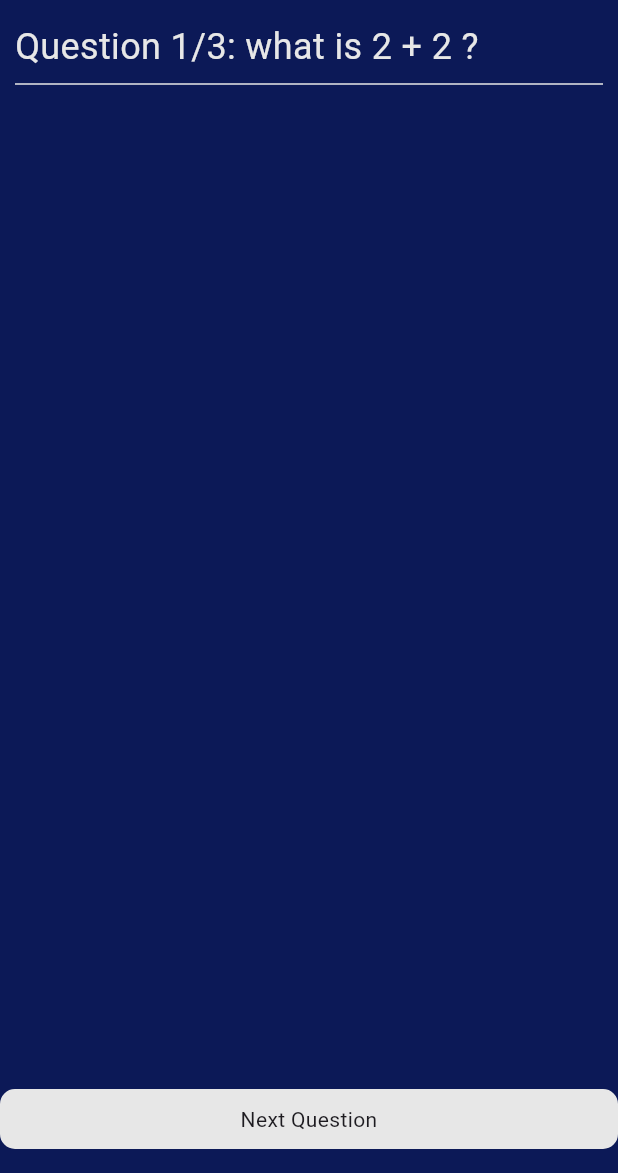
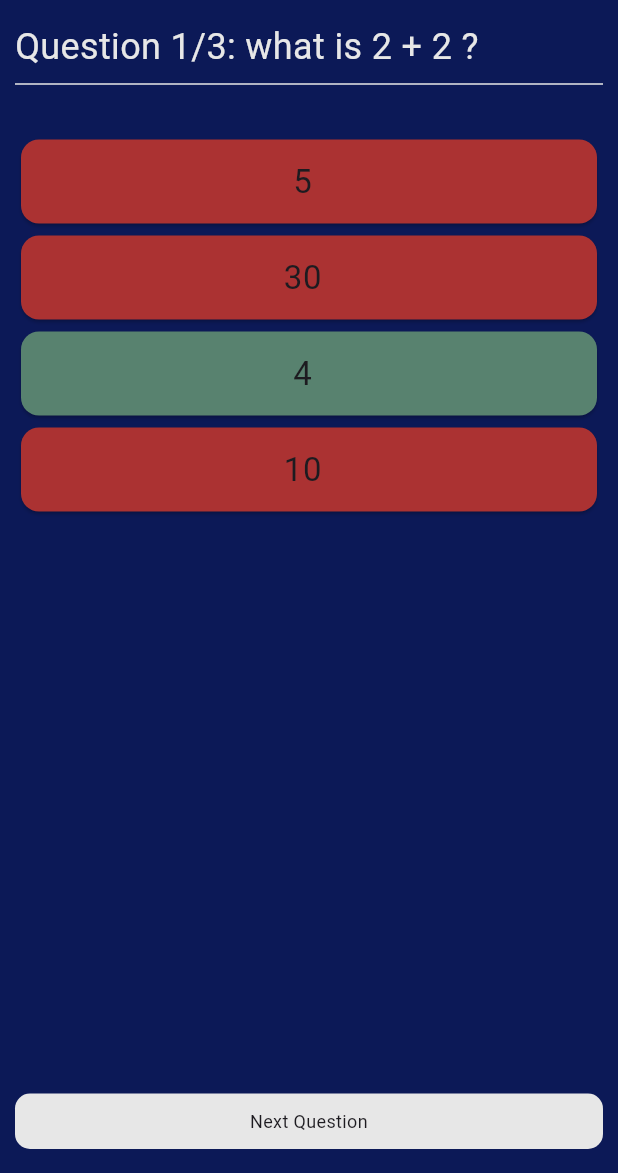
Before and after one commit to techusman-codes/Quiz_app, a Flutter app: the screen it shows after launch, on a phone screen of 412 x 824 dp, the part 63-1236 px from its top. Run offline on Flutter 3.47's test engine with Material 3 defaults, Android fonts, the phone set to English and light mode, and no system bars.

Commit message:
adding the options_card_widget

```diff
--- a/lib/features/screens/home_screen.dart
+++ b/lib/features/screens/home_screen.dart
@@ -1,6 +1,7 @@
 import 'package:demo_app/models/Questions/qustions_models.dart';
 import 'package:demo_app/models/constants.dart';
 import 'package:demo_app/models/widget/next_widget.dart';
+import 'package:demo_app/models/widget/options_card.dart';
 import 'package:demo_app/models/widget/quiz_widget.dart';
 import 'package:flutter/material.dart';
 
@@ -31,8 +32,19 @@ class _HomeScreenState extends State<HomeScreen> {
     ),
   ];
 
-  // create an index to loop through the index
+  // create an index to loop through the questions
   int index = 0;
+
+  // now create a function to display through the nexxt Question
+  void nextQuestion() {
+    if (index == _questions.length - 1) {
+    } else {
+      setState(() {
+        index++; // when the index will change to one then rebuld the app
+      });
+    }
+  }
+
   @override
   Widget build(BuildContext context) {
     return Scaffold(
@@ -56,11 +68,26 @@ class _HomeScreenState extends State<HomeScreen> {
               totalQuestions: _questions.length, // total lenght of the queston
             ),
             Divider(color: neutral),
+            // add some space here
+            const SizedBox(height: 25.0),
+            for (int i = 0; i < _questions[index].options.length; i++)
+              OptionsCard(
+                option: _questions[index].options.keys.toList()[i],
+                color:
+                    _questions[index].options.values.toList()[i] == true
+                        ? correct
+                        : incorrect,
+                isClicked: false, // Set this according to your logic
+                option1: '', // Set this according to your logic or data model
+              ),
           ],
         ),
       ),
       // use the floating action button to create the next Question
-      floatingActionButton: NextButton(),
+      floatingActionButton: Padding(
+        padding: const EdgeInsets.symmetric(horizontal: 10),
+        child: NextButton(nextQuestion: nextQuestion), // the above function
+      ),
       floatingActionButtonLocation: FloatingActionButtonLocation.centerFloat,
     );
   }
--- a/lib/models/instructions.txt
+++ b/lib/models/instructions.txt
@@ -13,3 +13,14 @@ before going to the UI desing, first lets make some constant variables
 
  - Ceate the next Question with button
  -- add it to the floating action Button
+ -- now lets add some functionalities to it
+ -- like when we clicked a question then it will show
+ -- to do that need to pass a function that does all the work.
+
+-- now lets add the options
+ -- now lets create our own custom widget for the questions
+ -- lets add it to the home screen
+ -- make it clickable
+ -- also change the color when the button is clicked
+ -- now that's changing we cant let the user know the answer even before he select anything.
+ -- lets add some conditions about it. if the user has clickd then chnage the color ortherwise dont chnage the color.
--- a/lib/models/widget/next_widget.dart
+++ b/lib/models/widget/next_widget.dart
@@ -2,11 +2,13 @@ import 'package:demo_app/models/constants.dart';
 import 'package:flutter/material.dart';
 
 class NextButton extends StatelessWidget {
-  const NextButton({super.key});
-
+  const NextButton({super.key, required this.nextQuestion,});
+  final VoidCallback nextQuestion;
   @override
   Widget build(BuildContext context) {
-    return Container(
+    return GestureDetector(
+      onTap: nextQuestion,
+      child: Container(
         width: double.infinity,
         decoration: BoxDecoration(
           color: neutral,
@@ -15,8 +17,9 @@ class NextButton extends StatelessWidget {
         padding: EdgeInsets.symmetric(vertical: 10.0),
         child: Text(
           'Next Question',
-        style: TextStyle(fontSize: 12,,,,,,,,,,,,,,,,,,,,,,,,,,,,,,,,,,,,,,,,,,,,,,,,,,,,,,,,,,,),
+          style: TextStyle(fontSize: 12),
           textAlign: TextAlign.center,
+        ),
       ),
     );
   }
--- /dev/null
+++ b/lib/models/widget/options_card.dart
@@ -0,0 +1,36 @@
+// ignore_for_file: public_member_api_docs, sort_constructors_first
+import 'package:flutter/material.dart';
+
+import 'package:demo_app/models/constants.dart';
+
+class OptionsCard extends StatelessWidget {
+  final String option;
+
+  const OptionsCard({
+    super.key,
+    required this.option,
+    required this.isClicked,
+    required this.color,
+    required this.option1,
+  });
+
+  final bool isClicked;
+  final Color color;
+  final String option1;
+  @override
+  Widget build(BuildContext context) {
+    return GestureDetector(
+      onTap: () {},
+      child: Card(
+        color: color,
+        child: ListTile(
+          title: Text(
+            option,
+            textAlign: TextAlign.center,
+            style: TextStyle(fontSize: 22.0),
+          ),
+        ),
+      ),
+    );
+  }
+}
```
Lines whose indentation alone changed are shown as unchanged.
